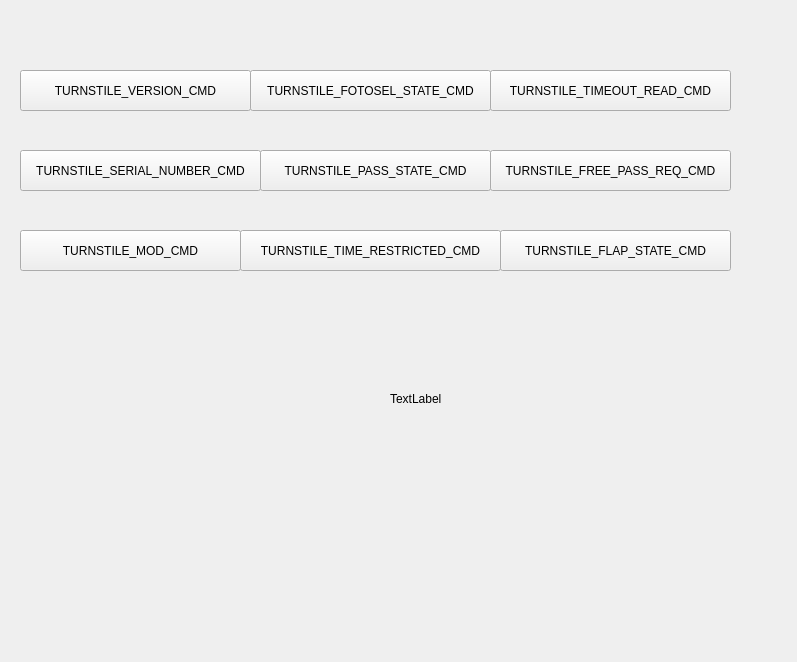
eng-eee/turnstile_manager_, file widget.ui: the form before one commit.
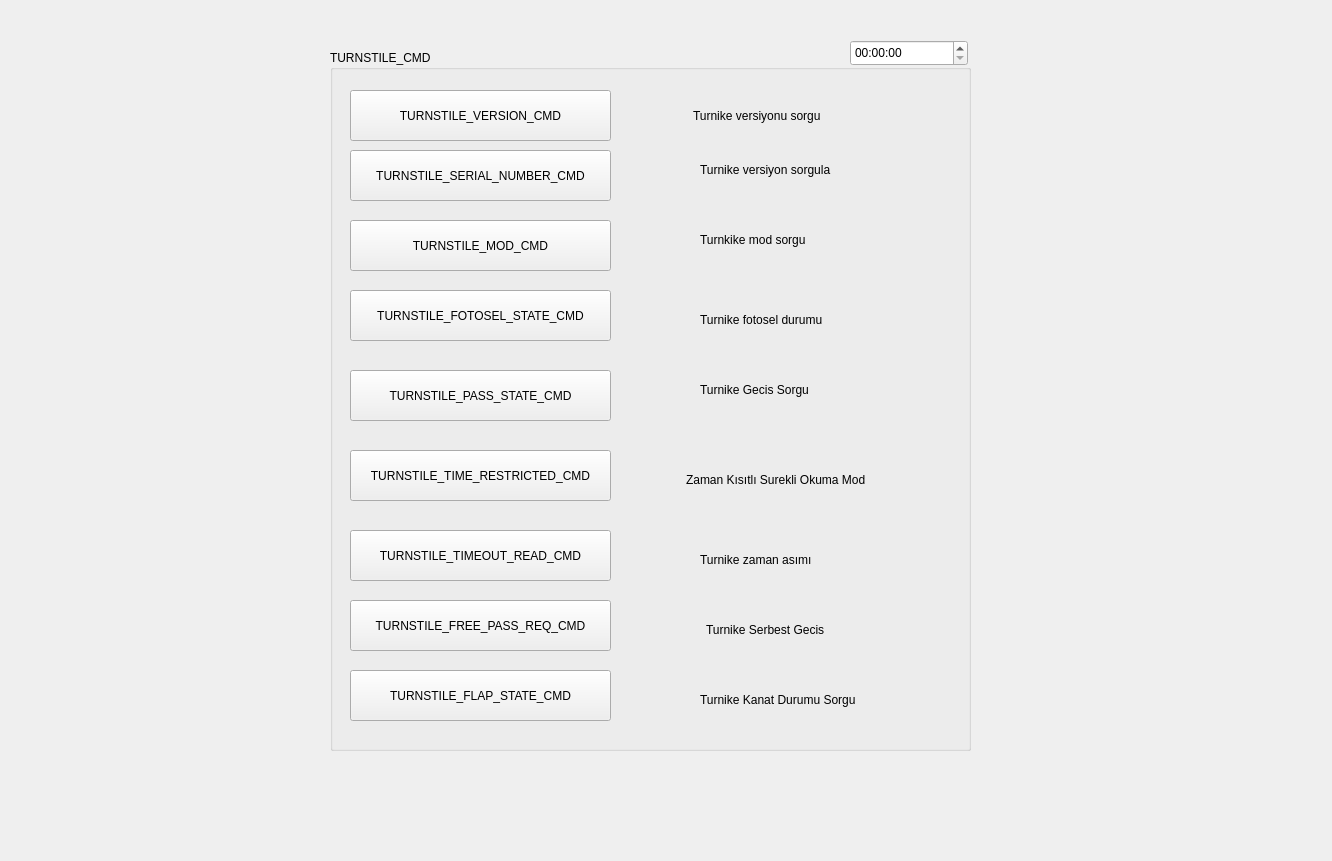
The form after the commit.

Diff of the .ui file:
```diff
--- a/widget.ui
+++ b/widget.ui
@@ -6,141 +6,268 @@
    <rect>
     <x>0</x>
     <y>0</y>
-    <width>797</width>
-    <height>662</height>
+    <width>1332</width>
+    <height>861</height>
    </rect>
   </property>
   <property name="windowTitle">
    <string>Widget</string>
   </property>
-  <widget class="QPushButton" name="pushButton_7">
+  <widget class="QGroupBox" name="groupBox">
    <property name="geometry">
     <rect>
-     <x>490</x>
-     <y>70</y>
-     <width>241</width>
-     <height>41</height>
+     <x>330</x>
+     <y>50</y>
+     <width>641</width>
+     <height>701</height>
     </rect>
    </property>
-   <property name="text">
-    <string>TURNSTILE_TIMEOUT_READ_CMD</string>
+   <property name="title">
+    <string>TURNSTILE_CMD</string>
    </property>
-  </widget>
-  <widget class="QLabel" name="label">
-   <property name="geometry">
-    <rect>
-     <x>390</x>
-     <y>390</y>
-     <width>67</width>
-     <height>17</height>
-    </rect>
-   </property>
-   <property name="text">
-    <string>TextLabel</string>
-   </property>
-  </widget>
-  <widget class="QPushButton" name="pushButton_3">
+   <widget class="QPushButton" name="pushButton">
    <property name="geometry">
     <rect>
      <x>20</x>
-     <y>230</y>
-     <width>221</width>
-     <height>41</height>
+      <y>40</y>
+      <width>261</width>
+      <height>51</height>
     </rect>
    </property>
    <property name="text">
-    <string>TURNSTILE_MOD_CMD</string>
-   </property>
-  </widget>
-  <widget class="QPushButton" name="pushButton_9">
+     <string>TURNSTILE_VERSION_CMD</string>
+    </property>
+   </widget>
+   <widget class="QLabel" name="label_2">
    <property name="geometry">
     <rect>
-     <x>500</x>
-     <y>230</y>
-     <width>231</width>
-     <height>41</height>
+      <x>290</x>
+      <y>50</y>
+      <width>331</width>
+      <height>31</height>
     </rect>
    </property>
    <property name="text">
-    <string>TURNSTILE_FLAP_STATE_CMD</string>
+     <string>                      Turnike versiyonu sorgu</string>
    </property>
   </widget>
   <widget class="QPushButton" name="pushButton_2">
    <property name="geometry">
     <rect>
      <x>20</x>
-     <y>150</y>
-     <width>241</width>
-     <height>41</height>
+      <y>100</y>
+      <width>261</width>
+      <height>51</height>
     </rect>
    </property>
    <property name="text">
     <string>TURNSTILE_SERIAL_NUMBER_CMD</string>
    </property>
   </widget>
+   <widget class="QPushButton" name="pushButton_3">
+    <property name="geometry">
+     <rect>
+      <x>20</x>
+      <y>170</y>
+      <width>261</width>
+      <height>51</height>
+     </rect>
+    </property>
+    <property name="text">
+     <string>TURNSTILE_MOD_CMD</string>
+    </property>
+   </widget>
+   <widget class="QPushButton" name="pushButton_4">
+    <property name="geometry">
+     <rect>
+      <x>20</x>
+      <y>240</y>
+      <width>261</width>
+      <height>51</height>
+     </rect>
+    </property>
+    <property name="text">
+     <string>TURNSTILE_FOTOSEL_STATE_CMD</string>
+    </property>
+   </widget>
+   <widget class="QPushButton" name="pushButton_5">
+    <property name="geometry">
+     <rect>
+      <x>20</x>
+      <y>320</y>
+      <width>261</width>
+      <height>51</height>
+     </rect>
+    </property>
+    <property name="text">
+     <string>TURNSTILE_PASS_STATE_CMD</string>
+    </property>
+   </widget>
   <widget class="QPushButton" name="pushButton_6">
    <property name="geometry">
     <rect>
-     <x>240</x>
-     <y>230</y>
+      <x>20</x>
+      <y>400</y>
      <width>261</width>
-     <height>41</height>
+      <height>51</height>
     </rect>
    </property>
    <property name="text">
     <string>TURNSTILE_TIME_RESTRICTED_CMD</string>
    </property>
   </widget>
+   <widget class="QPushButton" name="pushButton_7">
+    <property name="geometry">
+     <rect>
+      <x>20</x>
+      <y>480</y>
+      <width>261</width>
+      <height>51</height>
+     </rect>
+    </property>
+    <property name="text">
+     <string>TURNSTILE_TIMEOUT_READ_CMD</string>
+    </property>
+   </widget>
   <widget class="QPushButton" name="pushButton_8">
    <property name="geometry">
     <rect>
-     <x>490</x>
-     <y>150</y>
-     <width>241</width>
-     <height>41</height>
+      <x>20</x>
+      <y>550</y>
+      <width>261</width>
+      <height>51</height>
     </rect>
    </property>
    <property name="text">
     <string>TURNSTILE_FREE_PASS_REQ_CMD</string>
    </property>
   </widget>
-  <widget class="QPushButton" name="pushButton_5">
-   <property name="geometry">
-    <rect>
-     <x>260</x>
-     <y>150</y>
-     <width>231</width>
-     <height>41</height>
-    </rect>
-   </property>
-   <property name="text">
-    <string>TURNSTILE_PASS_STATE_CMD</string>
-   </property>
-  </widget>
-  <widget class="QPushButton" name="pushButton">
+   <widget class="QPushButton" name="pushButton_9">
    <property name="geometry">
     <rect>
      <x>20</x>
-     <y>70</y>
-     <width>231</width>
-     <height>41</height>
+      <y>620</y>
+      <width>261</width>
+      <height>51</height>
     </rect>
    </property>
    <property name="text">
-    <string>TURNSTILE_VERSION_CMD</string>
-   </property>
-  </widget>
-  <widget class="QPushButton" name="pushButton_4">
+     <string>TURNSTILE_FLAP_STATE_CMD</string>
+    </property>
+   </widget>
+   <widget class="QLabel" name="label_3">
    <property name="geometry">
     <rect>
-     <x>250</x>
-     <y>70</y>
+      <x>370</x>
+      <y>110</y>
+      <width>211</width>
+      <height>20</height>
+     </rect>
+    </property>
+    <property name="text">
+     <string>Turnike versiyon sorgula</string>
+    </property>
+   </widget>
+   <widget class="QLabel" name="label_4">
+    <property name="geometry">
+     <rect>
+      <x>370</x>
+      <y>180</y>
+      <width>171</width>
+      <height>20</height>
+     </rect>
+    </property>
+    <property name="text">
+     <string>Turnkike mod sorgu</string>
+    </property>
+   </widget>
+   <widget class="QLabel" name="label_5">
+    <property name="geometry">
+     <rect>
+      <x>370</x>
+      <y>260</y>
+      <width>181</width>
+      <height>20</height>
+     </rect>
+    </property>
+    <property name="text">
+     <string>Turnike fotosel durumu</string>
+    </property>
+   </widget>
+   <widget class="QLabel" name="label_6">
+    <property name="geometry">
+     <rect>
+      <x>370</x>
+      <y>330</y>
+      <width>151</width>
+      <height>20</height>
+     </rect>
+    </property>
+    <property name="text">
+     <string>Turnike Gecis Sorgu</string>
+    </property>
+   </widget>
+   <widget class="QLabel" name="label_7">
+    <property name="geometry">
+     <rect>
+      <x>356</x>
+      <y>420</y>
      <width>241</width>
-     <height>41</height>
+      <height>20</height>
     </rect>
    </property>
    <property name="text">
-    <string>TURNSTILE_FOTOSEL_STATE_CMD</string>
+     <string>Zaman Kısıtlı Surekli Okuma Mod</string>
+    </property>
+   </widget>
+   <widget class="QLabel" name="label_8">
+    <property name="geometry">
+     <rect>
+      <x>370</x>
+      <y>500</y>
+      <width>191</width>
+      <height>20</height>
+     </rect>
+    </property>
+    <property name="text">
+     <string>Turnike zaman asımı </string>
+    </property>
+   </widget>
+   <widget class="QLabel" name="label_9">
+    <property name="geometry">
+     <rect>
+      <x>376</x>
+      <y>570</y>
+      <width>171</width>
+      <height>20</height>
+     </rect>
+    </property>
+    <property name="text">
+     <string>Turnike Serbest Gecis</string>
+    </property>
+   </widget>
+   <widget class="QLabel" name="label_10">
+    <property name="geometry">
+     <rect>
+      <x>370</x>
+      <y>640</y>
+      <width>201</width>
+      <height>20</height>
+     </rect>
+    </property>
+    <property name="text">
+     <string>Turnike Kanat Durumu Sorgu</string>
+    </property>
+   </widget>
+  </widget>
+  <widget class="QTimeEdit" name="timeEdit">
+   <property name="geometry">
+    <rect>
+     <x>850</x>
+     <y>40</y>
+     <width>118</width>
+     <height>26</height>
+    </rect>
    </property>
   </widget>
  </widget>
```
Lines whose indentation alone changed are shown as unchanged.
